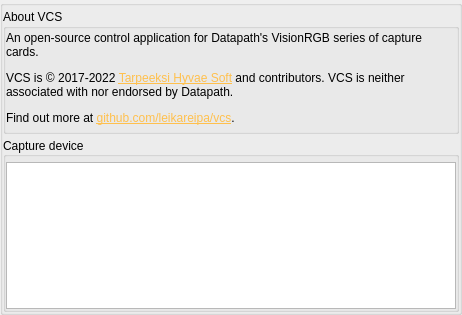
The window that src/display/qt/dialogs/ui/about_dialog.ui (mrehkopf/vcs) describes before a commit, drawn with Qt 5.
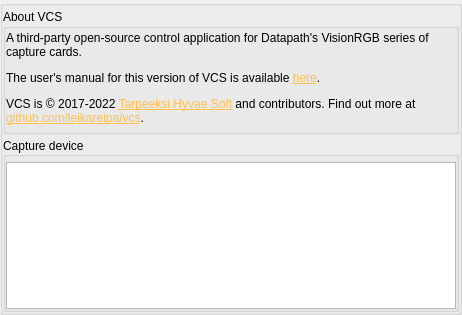
The same window after the commit. Custom widgets are drawn as their Qt base class.

Commit message: gui/about: Add link to user's manual

The edit to the form file:
```diff
--- a/src/display/qt/dialogs/ui/about_dialog.ui
+++ b/src/display/qt/dialogs/ui/about_dialog.ui
@@ -149,7 +149,7 @@
                    </sizepolicy>
                   </property>
                   <property name="text">
-                   <string>&lt;html&gt;&lt;head/&gt;&lt;body&gt;&lt;p&gt;An open-source control application for Datapath's VisionRGB series of capture cards.&lt;/p&gt;&lt;p&gt;VCS is © 2017-2022 &lt;a href=&quot;https://www.tarpeeksihyvaesoft.com&quot;&gt;&lt;span style=&quot; text-decoration: underline; color:#ffc04d;&quot;&gt;Tarpeeksi Hyvae Soft&lt;/span&gt;&lt;/a&gt; and contributors. VCS is neither associated with nor endorsed by Datapath.&lt;/p&gt;&lt;p&gt;Find out more at &lt;a href=&quot;https://github.com/leikareipa/vcs&quot;&gt;&lt;span style=&quot; text-decoration: underline; color:#ffc04d;&quot;&gt;github.com/leikareipa/vcs&lt;/span&gt;&lt;/a&gt;.&lt;/p&gt;&lt;/body&gt;&lt;/html&gt;</string>
+                   <string>&lt;html&gt;&lt;head/&gt;&lt;body&gt;&lt;p&gt;A third-party open-source control application for Datapath's VisionRGB series of capture cards.&lt;/p&gt;&lt;p&gt;The user's manual for this version of VCS is available &lt;a href=&quot;https://www.tarpeeksihyvaesoft.com/vcs/docs/user-manual/%VCS_VERSION_STRING%/&quot;&gt;&lt;span style=&quot; text-decoration: underline; color:#ffc04d;&quot;&gt;here&lt;/span&gt;&lt;/a&gt;.&lt;/p&gt;&lt;p&gt;VCS is © 2017-2022 &lt;a href=&quot;https://www.tarpeeksihyvaesoft.com&quot;&gt;&lt;span style=&quot; text-decoration: underline; color:#ffc04d;&quot;&gt;Tarpeeksi Hyvae Soft&lt;/span&gt;&lt;/a&gt; and contributors. Find out more at &lt;a href=&quot;https://github.com/leikareipa/vcs&quot;&gt;&lt;span style=&quot; text-decoration: underline; color:#ffc04d;&quot;&gt;github.com/leikareipa/vcs&lt;/span&gt;&lt;/a&gt;.&lt;/p&gt;&lt;/body&gt;&lt;/html&gt;</string>
                   </property>
                   <property name="alignment">
                    <set>Qt::AlignLeading|Qt::AlignLeft|Qt::AlignVCenter</set>
```
Left out of the diff: 2 changed lines with no effect on the pictures. The commit also changes 1 other file.
